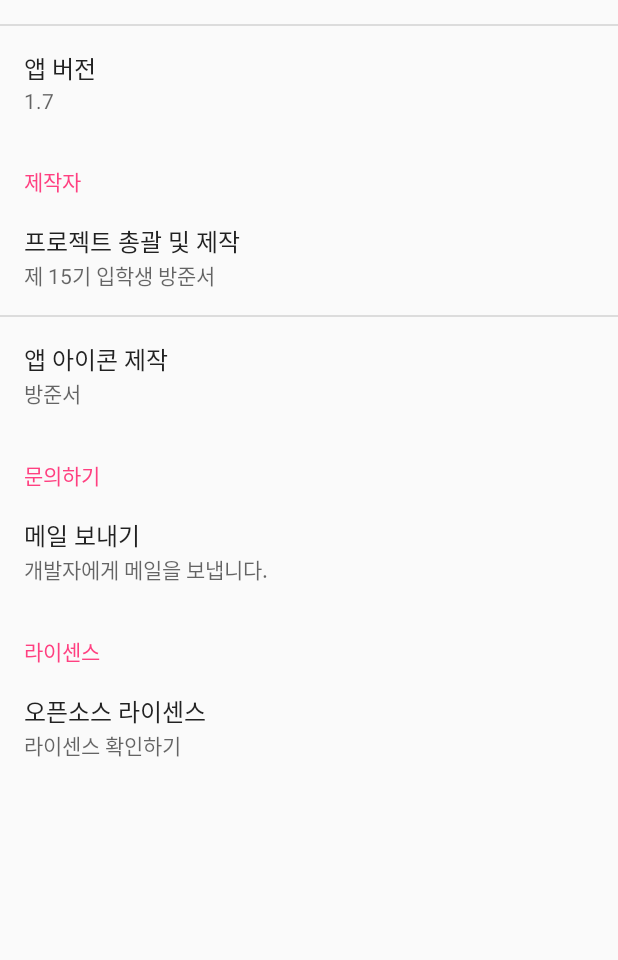
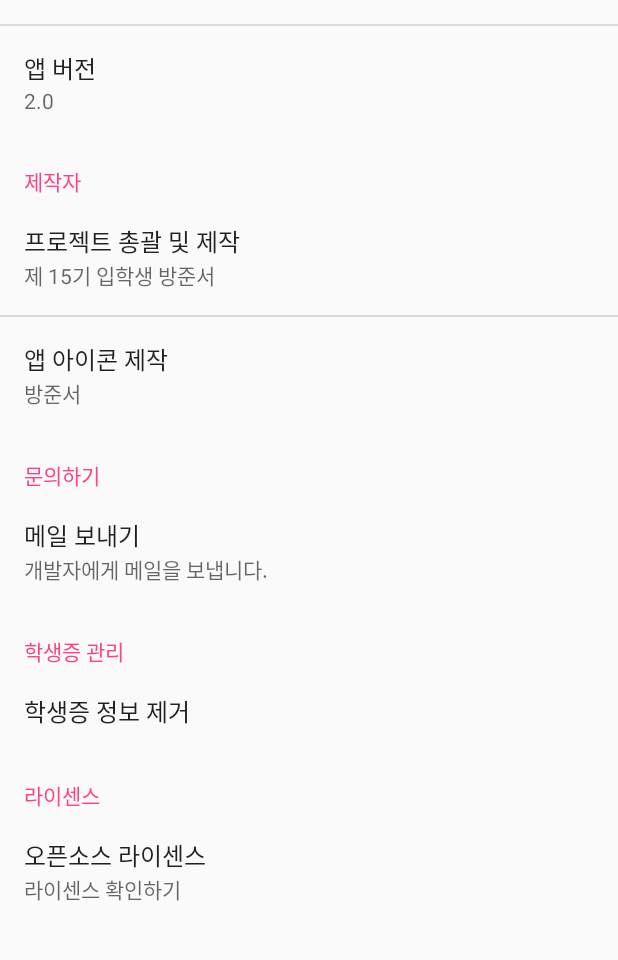
Before and after one commit to CodeJunS/DPHS, an Android app: the Setting screen opened directly, with no data from a screen before it, on a phone screen of 412 x 824 dp, the part 234-1194 px from its top. Run offline under Robolectric (Android 15) with nearby library versions, the phone set to English and light mode, and no system bars.

Commit message:
급식부분 기능 수정, 프래그먼트 선언 변경

```diff
--- a/app/build.gradle
+++ b/app/build.gradle
@@ -7,8 +7,8 @@ apply plugin: 'com.android.application'
         applicationId "com.junseo.daepyeong"
         minSdkVersion 19
         targetSdkVersion 26
-        versionCode 8
-        versionName "1.7"
+        versionCode 2 //8
+        versionName "2.0" //1.7
     }
     buildTypes {
         release {
@@ -36,7 +36,6 @@ dependencies {
     implementation 'it.neokree:MaterialTabs:0.11'
     implementation 'com.github.flavienlaurent.datetimepicker:library:0.0.2'
     implementation 'com.github.iammert:MaterialIntroView:1.5.2'
-    implementation files('lib/android_meal_library-5.jar')
     implementation 'me.dm7.barcodescanner:zbar:1.9.8'
     implementation 'com.google.zxing:core:3.3.0'
     implementation 'com.journeyapps:zxing-android-embedded:3.2.0@aar'
--- a/app/src/main/java/com/junseo/daepyeong/fragment/Page1.java
+++ b/app/src/main/java/com/junseo/daepyeong/fragment/Page1.java
@@ -15,10 +15,7 @@ import com.junseo.daepyeong.R;
 
 @SuppressLint("ValidFragment")
 public class Page1 extends Fragment {
-    Context mContext;
-
-    public Page1(Context context) {
-        mContext = context;
+    public Page1 (){
     }
 
     @Override
--- a/app/src/main/java/com/junseo/daepyeong/fragment/Page2.java
+++ b/app/src/main/java/com/junseo/daepyeong/fragment/Page2.java
@@ -15,10 +15,7 @@ import com.junseo.daepyeong.R;
 
 @SuppressLint("ValidFragment")
 public class Page2 extends Fragment {
-    Context mContext;
-
-    public Page2(Context context) {
-        mContext = context;
+    public Page2() {
     }
 
     @Override
--- a/app/src/main/java/com/junseo/daepyeong/fragment/Page3.java
+++ b/app/src/main/java/com/junseo/daepyeong/fragment/Page3.java
@@ -18,11 +18,7 @@ import com.junseo.daepyeong.R;
 
 @SuppressLint("ValidFragment")
 public class Page3 extends Fragment {
-
-    Context mContext;
-
-    public Page3(Context context) {
-        mContext = context;
+    public Page3() {
     }
 
     @Override
--- a/app/src/main/java/com/junseo/daepyeong/info/PageAdapter.java
+++ b/app/src/main/java/com/junseo/daepyeong/info/PageAdapter.java
@@ -46,11 +46,11 @@ public class PageAdapter extends FragmentStatePagerAdapter {
     public Fragment getItem(int position) {
         switch (position) {
             case 0:
-                return new Page1(context);
+                return new Page1();
             case 1:
-                return new Page2(context);
+                return new Page2();
             case 2:
-                return new Page3(context);
+                return new Page3();
             default:
                 return null;
         }
--- a/app/src/main/java/com/junseo/daepyeong/meal/MealActivity.java
+++ b/app/src/main/java/com/junseo/daepyeong/meal/MealActivity.java
@@ -264,7 +264,7 @@ public class MealActivity extends AppCompatActivity {
              * 급식 데이터가 저장되어 있으면 : mData.isBlankDay가 false이면
              * mAdapter에 급식을 추가합니다.
              */
-            mAdapter.addItem(mData.Calender, mData.DayOfTheWeek, mData.Lunch);
+            mAdapter.addItem(mData.Calender, mData.DayOfTheWeek, mData.Lunch, mData.Kcal);
             mCalendar.add(Calendar.DATE, 1);
         }
 
--- a/app/src/main/java/com/junseo/daepyeong/view/Setting.java
+++ b/app/src/main/java/com/junseo/daepyeong/view/Setting.java
@@ -14,6 +14,7 @@ import android.view.View;
 import android.widget.Toast;
 
 import com.junseo.daepyeong.R;
+import com.junseo.daepyeong.store.BarcodePref;
 
 /**
  * Created by Junseo on 16. 3. 19..
@@ -48,6 +49,9 @@ public class Setting extends PreferenceActivity implements Preference.OnPreferen
         Preference box = (Preference) findPreference("lisence");
         box.setOnPreferenceClickListener(this);
 
+        Preference box2 = findPreference("barcode");
+        box2.setOnPreferenceClickListener(this);
+
     }
 
     @Override
@@ -71,7 +75,14 @@ public class Setting extends PreferenceActivity implements Preference.OnPreferen
                 alert.setTitle("오픈소스 라이센스");
                 alert.setMessage(R.string.open_license);
                 alert.show();
+        }
 
+        switch (preference.getKey()) {
+            case "barcode":
+                final BarcodePref barcodePref = new BarcodePref(this);
+                barcodePref.removeBarcodeData();
+
+                Toast.makeText(this, "정상적으로 제거되었습니다!\n재등록을 원하시면 급식 식단표 확인 - 바코드\n에서 다시 등록해주세요!", Toast.LENGTH_LONG).show();
         }
         return false;
     }
--- a/app/src/main/res/layout/row_bap_item.xml
+++ b/app/src/main/res/layout/row_bap_item.xml
@@ -80,6 +80,7 @@
                     android:layout_alignParentRight="true"
                     android:layout_alignParentStart="true"
                     android:layout_below="@+id/textView3"
+                    android:textSize="15sp"
                     android:layout_marginTop="5dp"
                     android:gravity="center"
                     android:text="Lunch"
--- a/app/src/main/res/xml/preference.xml
+++ b/app/src/main/res/xml/preference.xml
@@ -16,7 +16,7 @@
         <Preference
             android:key="setting_1-2"
             android:title="앱 버전"
-            android:summary="1.7"
+            android:summary="2.0"
             android:defaultValue="true"/>
     </PreferenceCategory>
 
@@ -52,6 +52,16 @@
 
     <PreferenceCategory
         xmlns:android="http://schemas.android.com/apk/res/android"
+        android:key="setting_barcode"
+        android:title="학생증 관리">
+        <Preference
+            android:title="학생증 정보 제거"
+            android:key="barcode">
+        </Preference>
+    </PreferenceCategory>
+
+   <PreferenceCategory
+        xmlns:android="http://schemas.android.com/apk/res/android"
         android:key="setting_4"
         android:title="라이센스">
         <Preference
```
Also changed, not shown: app/src/main/java/com/junseo/daepyeong/meal/BapListAdapter.java (+16 -4 lines), app/src/main/java/com/junseo/daepyeong/meal/BapTool.java (+8 -5 lines), app/src/main/java/com/junseo/daepyeong/meal/Preference.java (+8 -0 lines), app/src/main/java/com/junseo/daepyeong/meal/ProcessTask.java (+6 -1 lines), 1 other file.
